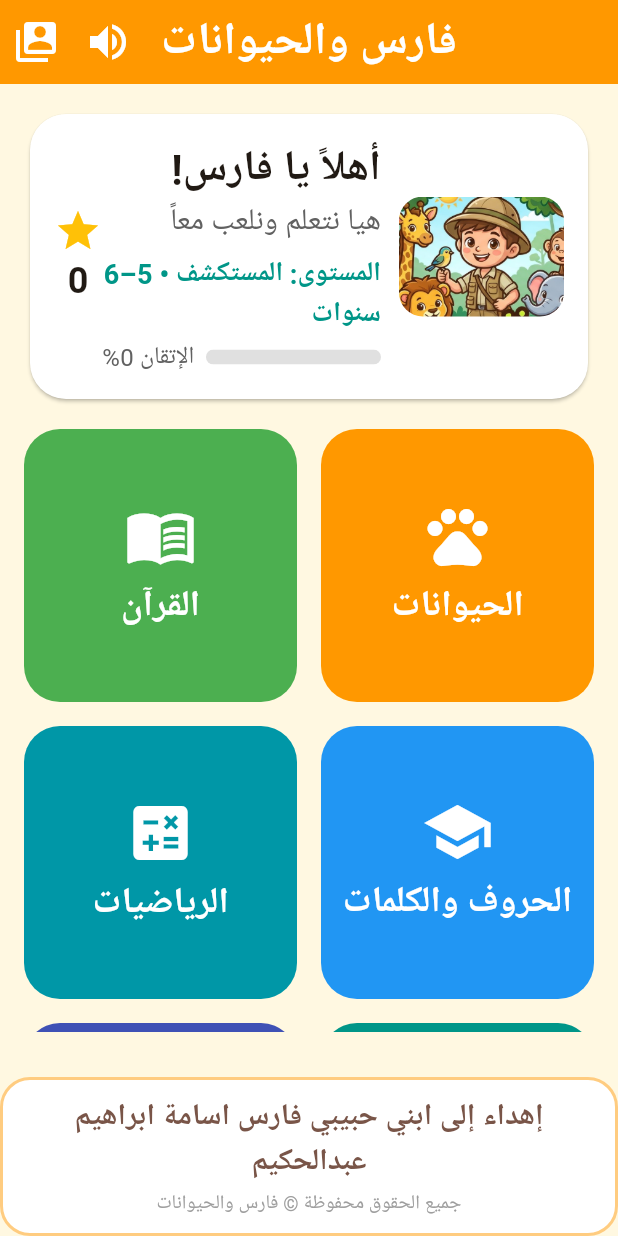
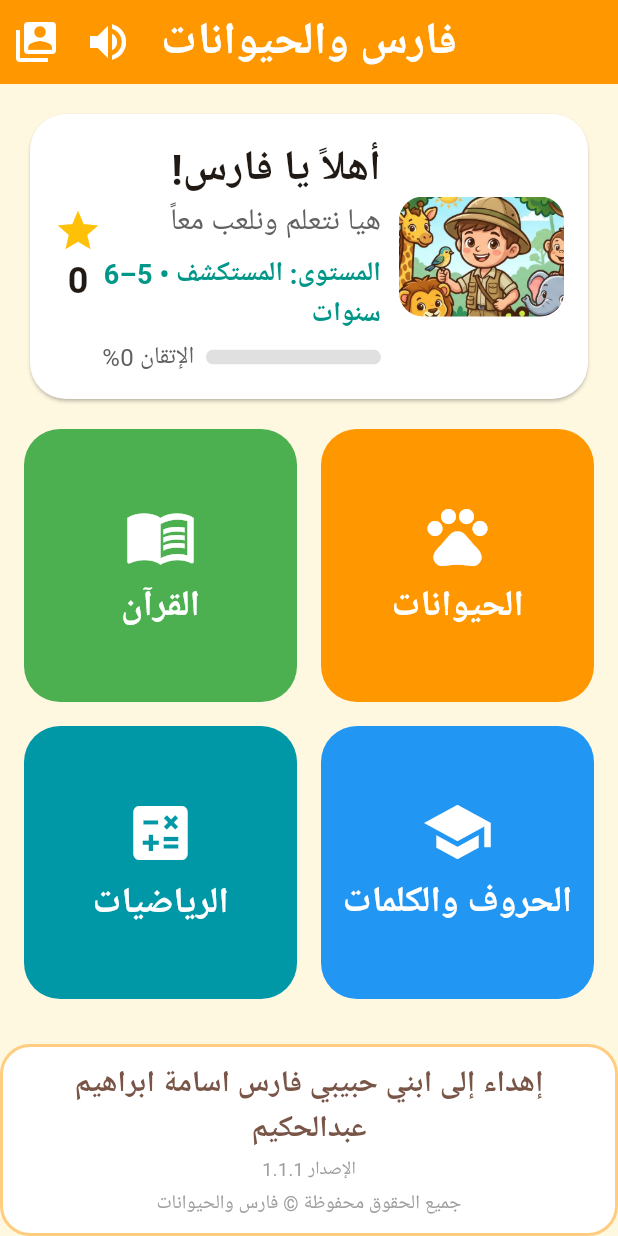
Before and after one commit to shifa-app/fares-animals, a Flutter app: the screen it shows after launch, on a phone screen of 412 x 824 dp. Run offline on Flutter 3.47's test engine with Material 3 defaults, Android fonts, the phone set to English and light mode, and no system bars; our stand-ins replace audioplayers, flutter_tts, material_ui, shared_preferences, speech_to_text.

Commit message:
فارس والحيوانات v1.1.1: رقم الإصدار في الفوتر من ثابت موحد

```diff
--- /dev/null
+++ b/lib/app_version.dart
@@ -0,0 +1,4 @@
+// رقم إصدار التطبيق الموحد — يظهر في الفوتر.
+// يُحدَّث مع version في pubspec.yaml عند كل إصدار، ويفرض
+// اختبار test/app_version_test.dart تطابقهما.
+const String appVersion = '1.1.1';
--- a/lib/widgets/app_footer.dart
+++ b/lib/widgets/app_footer.dart
@@ -3,10 +3,14 @@
 // دون استيراد دائري.
 import 'package:material_ui/material_ui.dart';
 
+import '../app_version.dart';
 import '../services/child_profile.dart';
 
 /// سطر الحقوق الثابت في كل الصفحات.
 const String appRightsLine = 'جميع الحقوق محفوظة © فارس والحيوانات';
+
+/// سطر رقم الإصدار — أسفل الإهداء، بخط صغير هادئ.
+const String appVersionLine = 'الإصدار $appVersion';
 
 /// فوتر موحد لكل الصفحات: سطر الحقوق + الإهداء باسم الطفل الحالي.
 /// [AppFooter.big] للرئيسية (الإهداء بخطه الكبير داخل إطاره البرتقالي)،
@@ -60,6 +64,12 @@ class _AppFooterState extends State<AppFooter> {
               ),
               const SizedBox(height: 4),
               const Text(
+                appVersionLine,
+                textAlign: TextAlign.center,
+                style: TextStyle(fontSize: 12, color: Colors.grey),
+              ),
+              const SizedBox(height: 4),
+              const Text(
                 appRightsLine,
                 textAlign: TextAlign.center,
                 style: TextStyle(fontSize: 13, color: Colors.grey),
@@ -92,6 +102,12 @@ class _AppFooterState extends State<AppFooter> {
             ),
             const SizedBox(height: 2),
             const Text(
+              appVersionLine,
+              textAlign: TextAlign.center,
+              style: TextStyle(fontSize: 11, color: Colors.grey),
+            ),
+            const SizedBox(height: 2),
+            const Text(
               appRightsLine,
               textAlign: TextAlign.center,
               style: TextStyle(fontSize: 13, color: Colors.grey),
```
Also changed, not shown: 2 other files.
